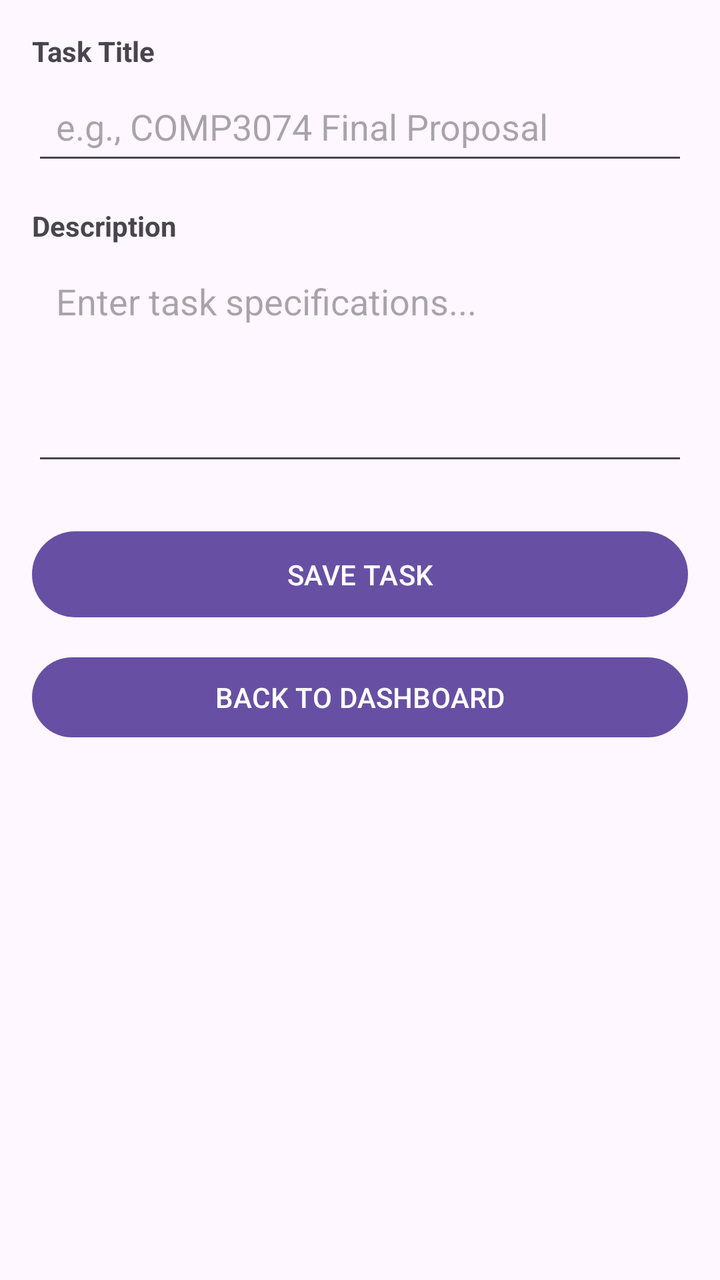
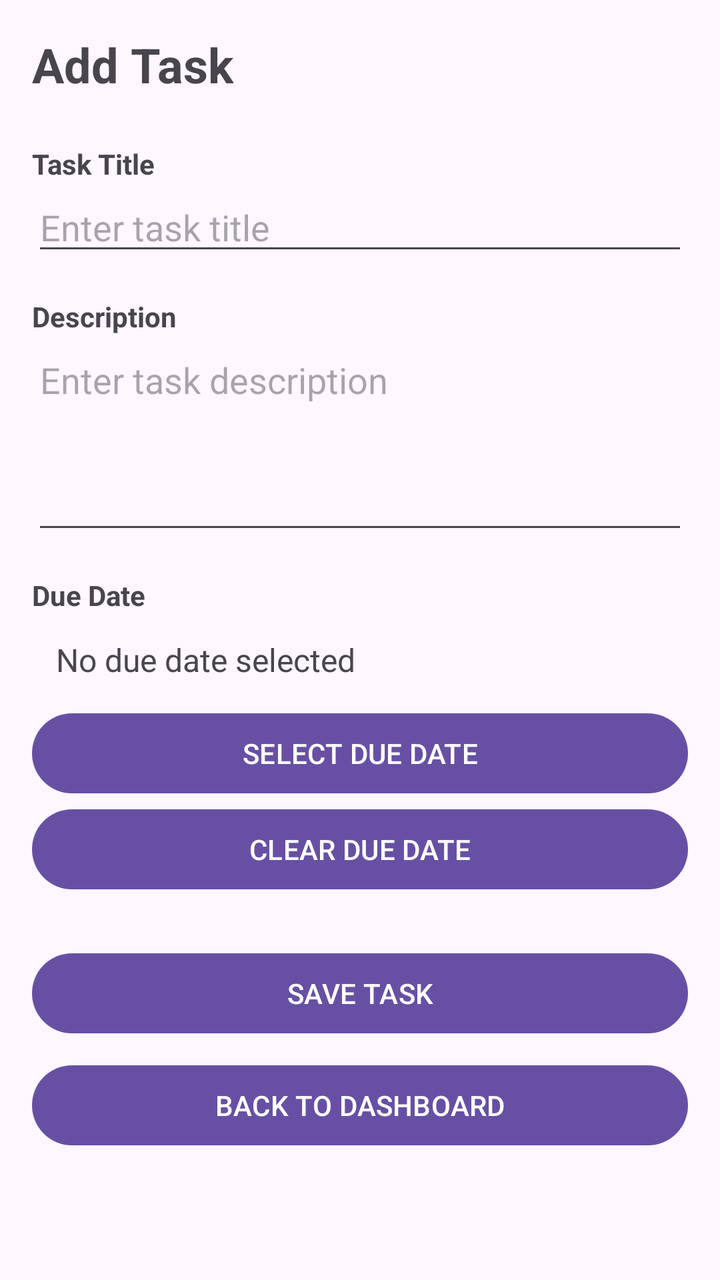

An Android layout rendered at two revisions. The XML below is the earlier revision; the diff shows what the commit changed to produce the second picture.
<!-- AndroidManifest.xml: application theme Theme.DevTrackMobile -->
<!-- res/layout/activity_add_task.xml -->
<LinearLayout xmlns:android="http://schemas.android.com/apk/res/android"
    android:layout_width="match_parent"
    android:layout_height="match_parent"
    android:orientation="vertical"
    android:padding="16dp">

    <TextView
        android:layout_width="wrap_content"
        android:layout_height="wrap_content"
        android:text="Task Title"
        android:textStyle="bold"
        android:layout_marginBottom="4dp" />

    <EditText
        android:id="@+id/editTaskTitle"
        android:layout_width="match_parent"
        android:layout_height="wrap_content"
        android:hint="e.g., COMP3074 Final Proposal"
        android:inputType="text"
        android:padding="12dp"
        android:layout_marginBottom="16dp" />

    <TextView
        android:layout_width="wrap_content"
        android:layout_height="wrap_content"
        android:text="Description"
        android:textStyle="bold"
        android:layout_marginBottom="4dp" />

    <EditText
        android:id="@+id/editTaskDescription"
        android:layout_width="match_parent"
        android:layout_height="wrap_content"
        android:hint="Enter task specifications..."
        android:inputType="textMultiLine"
        android:lines="4"
        android:gravity="top"
        android:padding="12dp"
        android:layout_marginBottom="24dp" />

    <Button
        android:id="@+id/btnSaveTask"
        android:layout_width="match_parent"
        android:layout_height="wrap_content"
        android:text="SAVE TASK"
        android:padding="12dp" />

    <Button
        android:id="@+id/btnBackToDashboard"
        android:layout_width="match_parent"
        android:layout_height="wrap_content"
        android:text="BACK TO DASHBOARD"
        android:layout_marginTop="12dp" />

</LinearLayout>
<!-- resources referenced by this layout -->
<resources>
  <style name="Theme.DevTrackMobile" parent="Base.Theme.DevTrackMobile" />
  <style name="Base.Theme.DevTrackMobile" parent="Theme.Material3.DayNight.NoActionBar">
          
          
      </style>
</resources>

<!-- the commit's change to res/layout/activity_add_task.xml (unified diff, before → after) -->
@@ -1,55 +1,93 @@
-<LinearLayout xmlns:android="http://schemas.android.com/apk/res/android"
+<ScrollView xmlns:android="http://schemas.android.com/apk/res/android"
     android:layout_width="match_parent"
     android:layout_height="match_parent"
-    android:orientation="vertical"
-    android:padding="16dp">
+    android:fillViewport="true">
 
-    <TextView
-        android:layout_width="wrap_content"
-        android:layout_height="wrap_content"
-        android:text="Task Title"
-        android:textStyle="bold"
-        android:layout_marginBottom="4dp" />
-
-    <EditText
-        android:id="@+id/editTaskTitle"
+    <LinearLayout
         android:layout_width="match_parent"
         android:layout_height="wrap_content"
-        android:hint="e.g., COMP3074 Final Proposal"
-        android:inputType="text"
-        android:padding="12dp"
-        android:layout_marginBottom="16dp" />
+        android:orientation="vertical"
+        android:padding="16dp">
 
-    <TextView
-        android:layout_width="wrap_content"
-        android:layout_height="wrap_content"
-        android:text="Description"
-        android:textStyle="bold"
-        android:layout_marginBottom="4dp" />
+        <TextView
+            android:id="@+id/textPageTitle"
+            android:layout_width="wrap_content"
+            android:layout_height="wrap_content"
+            android:text="Add Task"
+            android:textSize="24sp"
+            android:textStyle="bold"
+            android:layout_marginBottom="24dp" />
 
-    <EditText
-        android:id="@+id/editTaskDescription"
-        android:layout_width="match_parent"
-        android:layout_height="wrap_content"
-        android:hint="Enter task specifications..."
-        android:inputType="textMultiLine"
-        android:lines="4"
-        android:gravity="top"
-        android:padding="12dp"
-        android:layout_marginBottom="24dp" />
+        <TextView
+            android:layout_width="wrap_content"
+            android:layout_height="wrap_content"
+            android:text="Task Title"
+            android:textStyle="bold" />
 
-    <Button
-        android:id="@+id/btnSaveTask"
-        android:layout_width="match_parent"
-        android:layout_height="wrap_content"
-        android:text="SAVE TASK"
-        android:padding="12dp" />
+        <EditText
+            android:id="@+id/editTaskTitle"
+            android:layout_width="match_parent"
+            android:layout_height="wrap_content"
+            android:hint="Enter task title"
+            android:inputType="text"
+            android:layout_marginBottom="16dp" />
 
-    <Button
-        android:id="@+id/btnBackToDashboard"
-        android:layout_width="match_parent"
-        android:layout_height="wrap_content"
-        android:text="BACK TO DASHBOARD"
-        android:layout_marginTop="12dp" />
+        <TextView
+            android:layout_width="wrap_content"
+            android:layout_height="wrap_content"
+            android:text="Description"
+            android:textStyle="bold" />
 
-</LinearLayout>
+        <EditText
+            android:id="@+id/editTaskDescription"
+            android:layout_width="match_parent"
+            android:layout_height="wrap_content"
+            android:hint="Enter task description"
+            android:inputType="textMultiLine"
+            android:lines="4"
+            android:gravity="top"
+            android:layout_marginBottom="16dp" />
+
+        <TextView
+            android:layout_width="wrap_content"
+            android:layout_height="wrap_content"
+            android:text="Due Date"
+            android:textStyle="bold" />
+
+        <TextView
+            android:id="@+id/textSelectedDate"
+            android:layout_width="match_parent"
+            android:layout_height="wrap_content"
+            android:text="No due date selected"
+            android:textSize="16sp"
+            android:padding="12dp" />
+
+        <Button
+            android:id="@+id/btnSelectDate"
+            android:layout_width="match_parent"
+            android:layout_height="wrap_content"
+            android:text="SELECT DUE DATE" />
+
+        <Button
+            android:id="@+id/btnClearDate"
+            android:layout_width="match_parent"
+            android:layout_height="wrap_content"
+            android:text="CLEAR DUE DATE" />
+
+        <Button
+            android:id="@+id/btnSaveTask"
+            android:layout_width="match_parent"
+            android:layout_height="wrap_content"
+            android:text="SAVE TASK"
+            android:layout_marginTop="24dp" />
+
+        <Button
+            android:id="@+id/btnBackToDashboard"
+            android:layout_width="match_parent"
+            android:layout_height="wrap_content"
+            android:text="BACK TO DASHBOARD"
+            android:layout_marginTop="8dp" />
+
+    </LinearLayout>
+
+</ScrollView>
